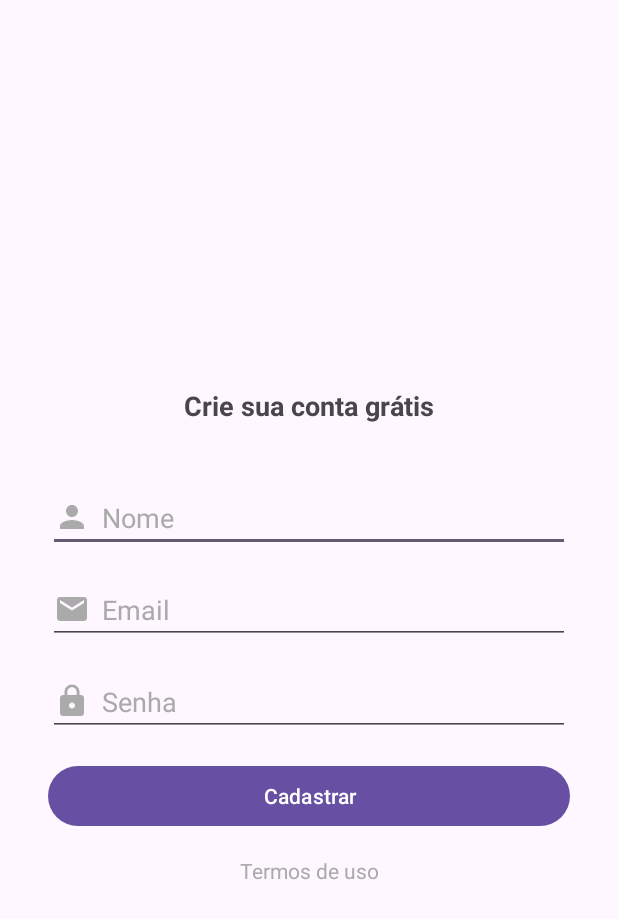
After one commit to cicerogusta/Organizze, an Android app: the CadastroActivity screen opened directly, with no data from a screen before it, on a phone screen of 412 x 824 dp. The commit adds this screen. Shown: the top 919 px of the screen. Run offline under Robolectric (Android 15) with nearby library versions, the phone set to English and light mode, and no system bars.

Commit message:
criando telas de registro e login

```diff
--- /dev/null
+++ b/app/src/main/java/com/example/organizze/ui/CadastroActivity.kt
@@ -0,0 +1,12 @@
+package com.example.organizze.ui
+
+import androidx.appcompat.app.AppCompatActivity
+import android.os.Bundle
+import com.example.organizze.R
+
+class CadastroActivity : AppCompatActivity() {
+    override fun onCreate(savedInstanceState: Bundle?) {
+        super.onCreate(savedInstanceState)
+        setContentView(R.layout.activity_cadastro)
+    }
+}
--- /dev/null
+++ b/app/src/main/res/drawable/ic_email_24.xml
@@ -0,0 +1,5 @@
+<vector android:height="24dp" android:tint="#AAAAAA"
+    android:viewportHeight="24" android:viewportWidth="24"
+    android:width="24dp" xmlns:android="http://schemas.android.com/apk/res/android">
+    <path android:fillColor="@android:color/white" android:pathData="M20,4L4,4c-1.1,0 -1.99,0.9 -1.99,2L2,18c0,1.1 0.9,2 2,2h16c1.1,0 2,-0.9 2,-2L22,6c0,-1.1 -0.9,-2 -2,-2zM20,8l-8,5 -8,-5L4,6l8,5 8,-5v2z"/>
+</vector>
--- /dev/null
+++ b/app/src/main/res/drawable/ic_lock_24.xml
@@ -0,0 +1,5 @@
+<vector android:height="24dp" android:tint="#AAAAAA"
+    android:viewportHeight="24" android:viewportWidth="24"
+    android:width="24dp" xmlns:android="http://schemas.android.com/apk/res/android">
+    <path android:fillColor="@android:color/white" android:pathData="M18,8h-1L17,6c0,-2.76 -2.24,-5 -5,-5S7,3.24 7,6v2L6,8c-1.1,0 -2,0.9 -2,2v10c0,1.1 0.9,2 2,2h12c1.1,0 2,-0.9 2,-2L20,10c0,-1.1 -0.9,-2 -2,-2zM12,17c-1.1,0 -2,-0.9 -2,-2s0.9,-2 2,-2 2,0.9 2,2 -0.9,2 -2,2zM15.1,8L8.9,8L8.9,6c0,-1.71 1.39,-3.1 3.1,-3.1 1.71,0 3.1,1.39 3.1,3.1v2z"/>
+</vector>
--- /dev/null
+++ b/app/src/main/res/drawable/ic_person_24.xml
@@ -0,0 +1,5 @@
+<vector android:height="24dp" android:tint="#AAAAAA"
+    android:viewportHeight="24" android:viewportWidth="24"
+    android:width="24dp" xmlns:android="http://schemas.android.com/apk/res/android">
+    <path android:fillColor="@android:color/white" android:pathData="M12,12c2.21,0 4,-1.79 4,-4s-1.79,-4 -4,-4 -4,1.79 -4,4 1.79,4 4,4zM12,14c-2.67,0 -8,1.34 -8,4v2h16v-2c0,-2.66 -5.33,-4 -8,-4z"/>
+</vector>
--- /dev/null
+++ b/app/src/main/res/layout/activity_cadastro.xml
@@ -0,0 +1,109 @@
+<?xml version="1.0" encoding="utf-8"?>
+<androidx.constraintlayout.widget.ConstraintLayout xmlns:android="http://schemas.android.com/apk/res/android"
+    xmlns:app="http://schemas.android.com/apk/res-auto"
+    xmlns:tools="http://schemas.android.com/tools"
+    android:layout_width="match_parent"
+    android:layout_height="match_parent"
+    tools:context=".ui.CadastroActivity">
+
+    <TextView
+        android:id="@+id/textView5"
+        android:layout_width="wrap_content"
+        android:layout_height="wrap_content"
+        android:layout_marginTop="32dp"
+        android:layout_marginBottom="32dp"
+        android:text="Crie sua conta grátis"
+        android:textSize="18sp"
+        android:textStyle="bold"
+        app:layout_constraintBottom_toTopOf="@+id/editNomeRegistro"
+        app:layout_constraintEnd_toEndOf="parent"
+        app:layout_constraintStart_toStartOf="parent"
+        app:layout_constraintTop_toTopOf="parent"
+        app:layout_constraintVertical_chainStyle="packed" />
+
+    <EditText
+        android:id="@+id/editNomeRegistro"
+        android:layout_width="0dp"
+        android:layout_height="wrap_content"
+        android:layout_marginStart="32dp"
+        android:layout_marginTop="8dp"
+        android:layout_marginEnd="32dp"
+        android:layout_marginBottom="8dp"
+        android:drawableLeft="@drawable/ic_person_24"
+        android:drawablePadding="8dp"
+        android:ems="10"
+        android:inputType="text"
+        android:text="Nome"
+        android:textColor="@android:color/darker_gray"
+        app:layout_constraintBottom_toTopOf="@+id/editEmailRegistro"
+        app:layout_constraintEnd_toEndOf="parent"
+        app:layout_constraintStart_toStartOf="parent"
+        app:layout_constraintTop_toBottomOf="@+id/textView5" />
+
+    <EditText
+        android:id="@+id/editEmailRegistro"
+        android:layout_width="0dp"
+        android:layout_height="wrap_content"
+        android:layout_marginStart="32dp"
+        android:layout_marginTop="8dp"
+        android:layout_marginEnd="32dp"
+        android:layout_marginBottom="8dp"
+        android:drawableLeft="@drawable/ic_email_24"
+        android:drawablePadding="8dp"
+        android:ems="10"
+        android:inputType="text"
+        android:text="Email"
+        android:textColor="@android:color/darker_gray"
+        app:layout_constraintBottom_toTopOf="@+id/editSenhaRegistro"
+        app:layout_constraintEnd_toEndOf="parent"
+        app:layout_constraintStart_toStartOf="parent"
+        app:layout_constraintTop_toBottomOf="@+id/editNomeRegistro" />
+
+    <EditText
+        android:id="@+id/editSenhaRegistro"
+        android:layout_width="0dp"
+        android:layout_height="wrap_content"
+        android:layout_marginStart="32dp"
+        android:layout_marginTop="8dp"
+        android:layout_marginEnd="32dp"
+        android:layout_marginBottom="8dp"
+        android:drawableLeft="@drawable/ic_lock_24"
+        android:drawablePadding="8dp"
+        android:ems="10"
+        android:inputType="text"
+        android:text="Senha"
+        android:textColor="@android:color/darker_gray"
+        app:layout_constraintBottom_toTopOf="@+id/button"
+        app:layout_constraintEnd_toEndOf="parent"
+        app:layout_constraintStart_toStartOf="parent"
+        app:layout_constraintTop_toBottomOf="@+id/editEmailRegistro" />
+
+    <Button
+        android:id="@+id/button"
+        android:layout_width="0dp"
+        android:layout_height="wrap_content"
+        android:layout_marginStart="32dp"
+        android:layout_marginTop="8dp"
+        android:layout_marginEnd="32dp"
+        android:layout_marginBottom="8dp"
+        android:text="Cadastrar"
+        app:layout_constraintBottom_toTopOf="@+id/textView6"
+        app:layout_constraintEnd_toEndOf="parent"
+        app:layout_constraintStart_toStartOf="parent"
+        app:layout_constraintTop_toBottomOf="@+id/editSenhaRegistro" />
+
+    <TextView
+        android:id="@+id/textView6"
+        android:layout_width="wrap_content"
+        android:layout_height="wrap_content"
+        android:layout_marginStart="32dp"
+        android:layout_marginTop="8dp"
+        android:layout_marginEnd="32dp"
+        android:layout_marginBottom="8dp"
+        android:text="Termos de uso"
+        android:textColor="@android:color/darker_gray"
+        app:layout_constraintBottom_toBottomOf="parent"
+        app:layout_constraintEnd_toEndOf="parent"
+        app:layout_constraintStart_toStartOf="parent"
+        app:layout_constraintTop_toBottomOf="@+id/button" />
+</androidx.constraintlayout.widget.ConstraintLayout>
--- a/app/src/main/res/layout/activity_intro.xml
+++ b/app/src/main/res/layout/activity_intro.xml
@@ -4,7 +4,7 @@
     xmlns:tools="http://schemas.android.com/tools"
     android:layout_width="match_parent"
     android:layout_height="match_parent"
-    tools:context=".IntroActivity">
+    tools:context=".ui.IntroActivity">
 
     <TextView
         android:layout_width="wrap_content"
```
Also changed, not shown: app/build.gradle.kts (+7 -0 lines), app/src/main/AndroidManifest.xml (+9 -2 lines), app/src/main/java/com/example/organizze/ui/IntroActivity.kt (renamed from app/src/main/java/com/example/organizze/IntroActivity.kt, +19 -1 lines), app/src/main/java/com/example/organizze/ui/LoginActivity.kt (added, +12 -0 lines), app/src/main/res/layout/activity_login.xml (added, +76 -0 lines), app/src/main/res/layout/intro_cadastro.xml (added, +66 -0 lines).
